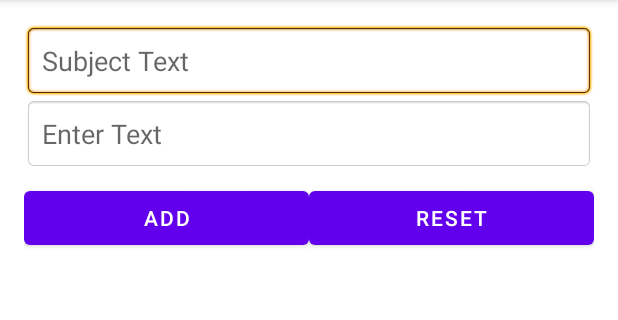
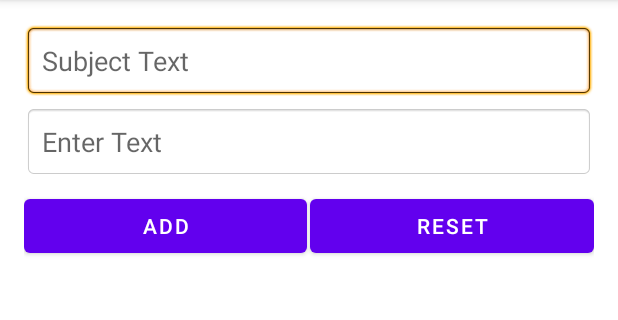
Before and after one commit to rahaue/GmailTemplate, an Android app: the screen it shows after launch (TemplateActivity), after a tap on "一覧", on a phone screen of 412 x 824 dp, the part 84-404 px from its top. Run offline under Robolectric (Android 15) with nearby library versions, the phone set to English and light mode, and no system bars; our stand-ins replace Room's generated code.

Commit message:
Subjectの追加

```diff
--- a/app/src/main/java/com/cmtaro/app/karigmailapi/RoomDB.java
+++ b/app/src/main/java/com/cmtaro/app/karigmailapi/RoomDB.java
@@ -5,7 +5,7 @@ import androidx.room.Room;
 import androidx.room.RoomDatabase;
 
 // Add database entities
-@Database(entities = {MainData.class}, version = 1, exportSchema = false)
+@Database(entities = {MainData.class}, version = 2, exportSchema = false)
 public abstract class RoomDB extends RoomDatabase {
     // abstract 抽象class instanse
     private static RoomDB database;
--- a/app/src/main/java/com/cmtaro/app/karigmailapi/TemplateActivity.java
+++ b/app/src/main/java/com/cmtaro/app/karigmailapi/TemplateActivity.java
@@ -15,7 +15,7 @@ import java.util.List;
 
 public class TemplateActivity extends AppCompatActivity {
 
-    EditText editText;
+    EditText editText, subjectText;
     Button btAdd, btReset;
     RecyclerView recyclerView;
     List<MainData> dataList = new ArrayList<>();
@@ -30,6 +30,9 @@ public class TemplateActivity extends AppCompatActivity {
 
         // Assign variable
         editText = findViewById(R.id.edit_text);
+
+        // 変更点
+        subjectText = findViewById(R.id.subject_text);
         btAdd = findViewById(R.id.bt_add);
         btReset = findViewById(R.id.bt_reset);
         recyclerView = findViewById(R.id.recycle_view);
@@ -37,6 +40,7 @@ public class TemplateActivity extends AppCompatActivity {
         // initialize database
         database = RoomDB.getInstance(this);
         // Store database value in data list
+        // dataList を編集すれば良い
         dataList = database.mainDao().getAll();
 
         // Initialize Linear Layout manager
@@ -44,10 +48,9 @@ public class TemplateActivity extends AppCompatActivity {
 
         // Set layout manager
         recyclerView.setLayoutManager(linearLayoutManager);
-
         adapter = new MainAdapter(TemplateActivity.this, dataList);
-
         // Set Adapter
+        //　ここでセットしています
         recyclerView.setAdapter(adapter);
 
         btAdd.setOnClickListener(new View.OnClickListener() {
@@ -56,17 +59,21 @@ public class TemplateActivity extends AppCompatActivity {
 
                 // 直すとしたらここ
                 // get string from edit text
+                String sSubject = subjectText.getText().toString().trim();
                 String sText = editText.getText().toString().trim();
+
                 // check condition
                 if(!sText.equals("")) {
                     // Initalize Main Data
                     MainData data = new MainData();
-                    // Set Text on MainData
+                    // Set Subjext and Text on MainData
+                    data.setSubject(sSubject);
                     data.setText(sText);
                     // Insert text in database
                     database.mainDao().insert(data);
                     // Clear edit text
                     editText.setText("");
+                    subjectText.setText("");
                     dataList.clear();
                     dataList.addAll(database.mainDao().getAll());
                     adapter.notifyDataSetChanged();
--- a/app/src/main/res/layout/activity_template.xml
+++ b/app/src/main/res/layout/activity_template.xml
@@ -14,6 +14,7 @@
         android:hint="Subject Text"
         android:id="@+id/subject_text"
         android:padding="12dp"
+        android:layout_marginBottom="5dp"
         android:background="@android:drawable/editbox_background" />
 
     <EditText
@@ -35,6 +36,7 @@
             android:layout_height="wrap_content"
             android:layout_weight="1"
             android:id="@+id/bt_add"
+            android:layout_marginRight="2dp"
             android:text="Add" />
 
         <Button
--- a/app/src/main/res/layout/dialog_update.xml
+++ b/app/src/main/res/layout/dialog_update.xml
@@ -11,7 +11,7 @@
         android:id="@+id/edit_text"
         android:hint="Enter text"
         android:padding="12dp"
-        android:lines="4"
+        android:lines="10"
         android:gravity="top"
         android:background="@android:drawable/editbox_background" />
 
--- a/app/src/main/res/layout/list_row_main.xml
+++ b/app/src/main/res/layout/list_row_main.xml
@@ -6,8 +6,9 @@
     android:layout_height="wrap_content"
     android:layout_margin="4dp">
 
-    <!-- cardViewがいまいち理解できず -->
+    <!-- LinearLayout クリック -->
     <LinearLayout
+        android:id="@+id/color_changed"
         android:layout_width="match_parent"
         android:layout_height="wrap_content"
         android:orientation="horizontal"
```
Also changed, not shown: app/src/main/java/com/cmtaro/app/karigmailapi/MainAdapter.java (+9 -4 lines), app/src/main/java/com/cmtaro/app/karigmailapi/MainData.java (+4 -4 lines).
